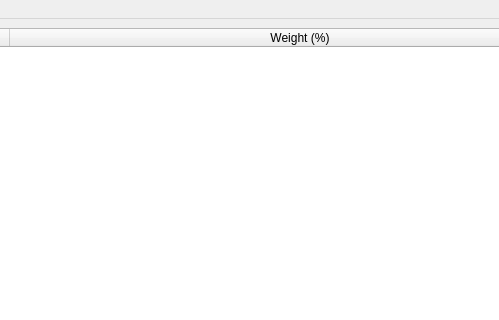
Heiss/ETF-Constituents, file src/ui/main.ui: the form before one commit; both pictures show x 200 to 699 and y 0 to 320 of the 800 by 600 pixel window.
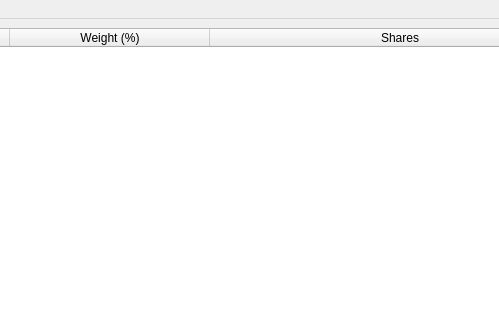
The form after the commit.

Commit message: add shares column

What changed in the file:
```diff
--- a/src/ui/main.ui
+++ b/src/ui/main.ui
@@ -45,6 +45,11 @@
         <string>Weight (%)</string>
        </property>
       </column>
+      <column>
+       <property name="text">
+        <string>Shares</string>
+       </property>
+      </column>
      </widget>
     </item>
     <item>
```
Left out of the diff: 2 changed lines with no effect on the pictures. The commit also changes 7 other files.
